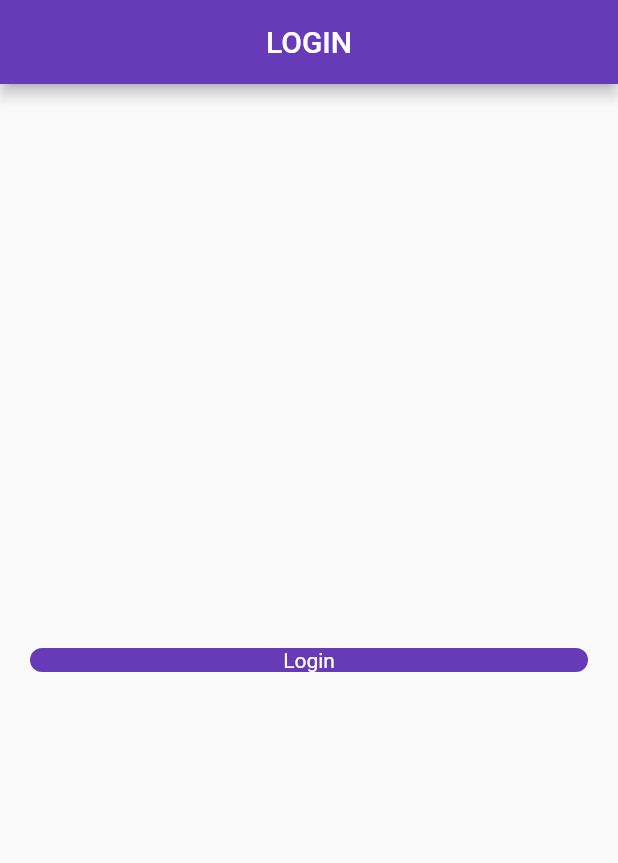
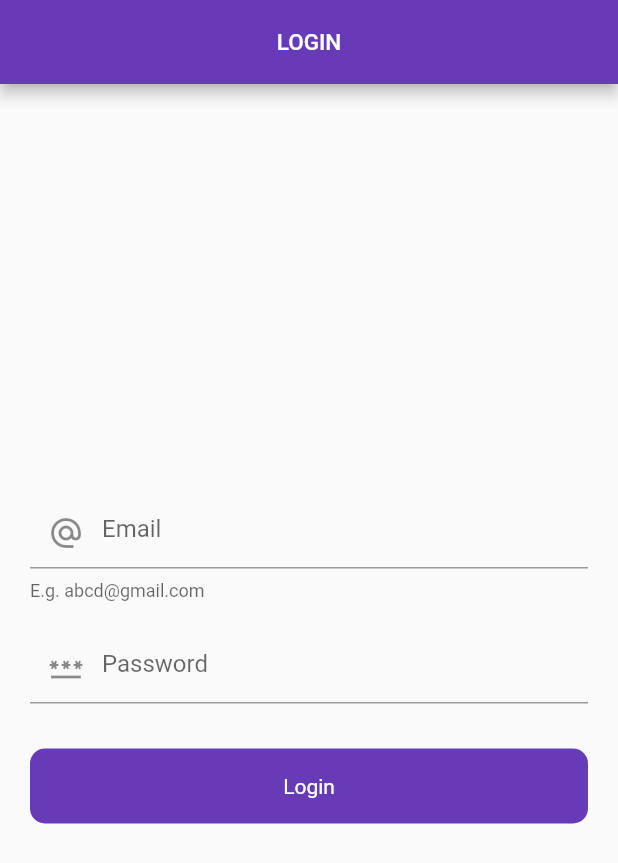
Before and after one commit to praneshp1org/firebase-integration-in-flutter-app, a Flutter app: the screen it shows after launch, on a phone screen of 412 x 824 dp. Shown: the top 863 px of the screen. Run offline on Flutter 3.47's test engine with Material 2 defaults, Android fonts, the phone set to English and light mode, and no system bars; our stand-ins replace firebase_auth, firebase_core, get; accounts and stored records are empty.

Commit message:
major major changes

```diff
--- a/lib/main.dart
+++ b/lib/main.dart
@@ -1,7 +1,9 @@
+import 'package:firebase_crud/ui/auth/login_screen.dart';
 import 'package:firebase_crud/ui/splash_screen.dart';
 import 'package:flutter/material.dart';
 import 'package:firebase_auth/firebase_auth.dart';
 import 'package:firebase_core/firebase_core.dart';
+import 'package:get/get.dart';
 
 void main() async {
   WidgetsFlutterBinding.ensureInitialized();
@@ -15,12 +17,17 @@ class MyApp extends StatelessWidget {
   // This widget is the root of your application.
   @override
   Widget build(BuildContext context) {
-    return MaterialApp(
+    return GetMaterialApp(
+      debugShowCheckedModeBanner: false,
       title: 'Flutter Demo',
       theme: ThemeData(
         primarySwatch: Colors.deepPurple,
       ),
-      home: SplashScreen(),
+      // home: SplashScreen(),
+      getPages: [
+        GetPage(name: "/", page: () => SplashScreen()),
+        // GetPage(name: "/home", page: () => HomePage())
+      ],
     );
   }
 }
--- a/lib/ui/auth/login_screen.dart
+++ b/lib/ui/auth/login_screen.dart
@@ -9,11 +9,27 @@ class LoginScreen extends StatefulWidget {
 }
 
 class _LoginScreenState extends State<LoginScreen> {
+  final _emailController = TextEditingController();
+  final _passwordController = TextEditingController();
+  final _formKey = GlobalKey<FormState>(); //checks if empty or not
+
+  @override
+  void dispose() {
+    // TODO: implement dispose
+    super.dispose();
+    _passwordController.dispose();
+    _emailController.dispose();
+  }
+
   @override
   Widget build(BuildContext context) {
     return Scaffold(
       appBar: AppBar(
-        title: Text('LOGIN'),
+        automaticallyImplyLeading: false,
+        title: Text(
+          'LOGIN',
+          style: TextStyle(fontSize: 15),
+        ),
         centerTitle: true,
       ),
       body: Padding(
@@ -22,6 +38,33 @@ class _LoginScreenState extends State<LoginScreen> {
           mainAxisAlignment: MainAxisAlignment.center,
           crossAxisAlignment: CrossAxisAlignment.center,
           children: [
+            Form(
+                key: _formKey,
+                child: Column(
+                  children: [
+                    TextFormField(
+                      controller: _emailController,
+                      decoration: InputDecoration(
+                          prefixIcon: Icon(Icons.alternate_email),
+                          helperText: 'E.g. abcd@gmail.com',
+                          hintText: 'Email'),
+                    ),
+                    SizedBox(
+                      height: 20,
+                    ),
+                    TextFormField(
+                      obscureText: true,
+                      controller: _passwordController,
+                      decoration: InputDecoration(
+                          prefixIcon: Icon(Icons.password),
+                          // helperText: 'stronm',
+                          hintText: 'Password'),
+                    ),
+                  ],
+                )),
+            SizedBox(
+              height: 30,
+            ),
             RoundButton(
               title: 'Login',
               onTap: (() {}),
--- a/lib/ui/splash_screen.dart
+++ b/lib/ui/splash_screen.dart
@@ -1,5 +1,7 @@
 import 'package:firebase_crud/firebase_services/splash_services.dart';
+import 'package:firebase_crud/ui/auth/login_screen.dart';
 import 'package:flutter/material.dart';
+import 'package:get/get.dart';
 
 class SplashScreen extends StatefulWidget {
   const SplashScreen({super.key});
@@ -14,8 +16,8 @@ class _SplashScreenState extends State<SplashScreen> {
   @override
   void initState() {
     // TODO: implement initState
+    super.initState();
     _splashService.isLogin();
-    super.initState();
   }
 
   @override
--- a/lib/widgets/round_button.dart
+++ b/lib/widgets/round_button.dart
@@ -13,6 +13,7 @@ class RoundButton extends StatelessWidget {
     return GestureDetector(
       onTap: onTap,
       child: Container(
+        height: 50,
         decoration: BoxDecoration(
           color: Colors.deepPurple,
           borderRadius: BorderRadius.circular(10),
```
Also changed, not shown: 2 other files.
